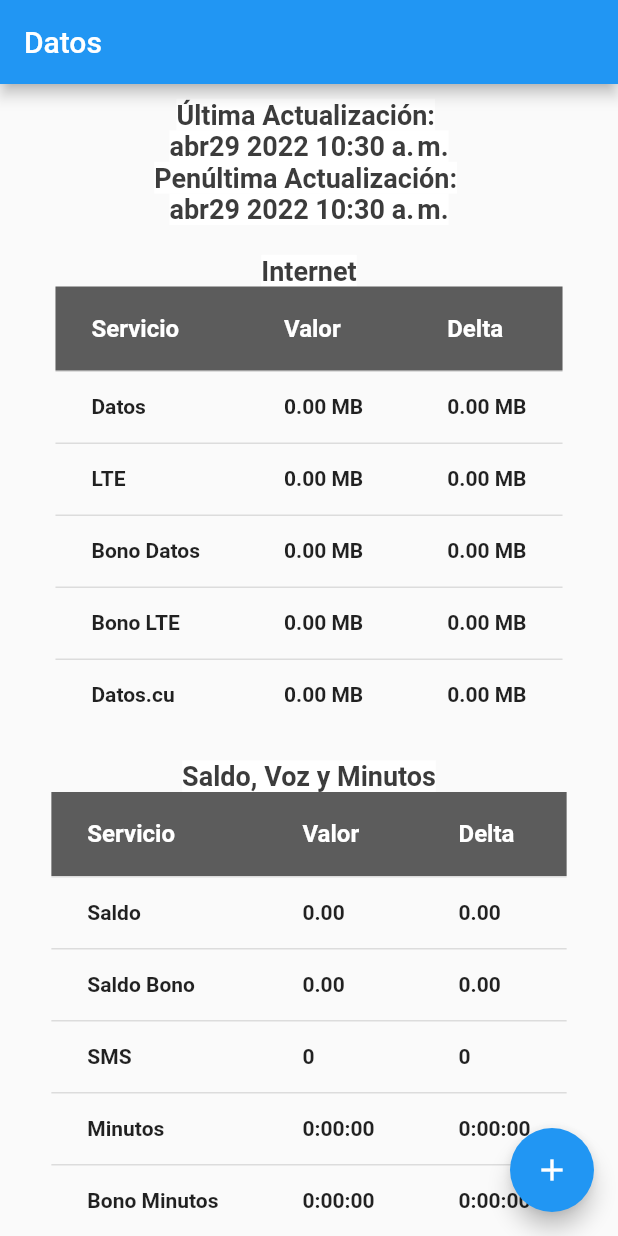
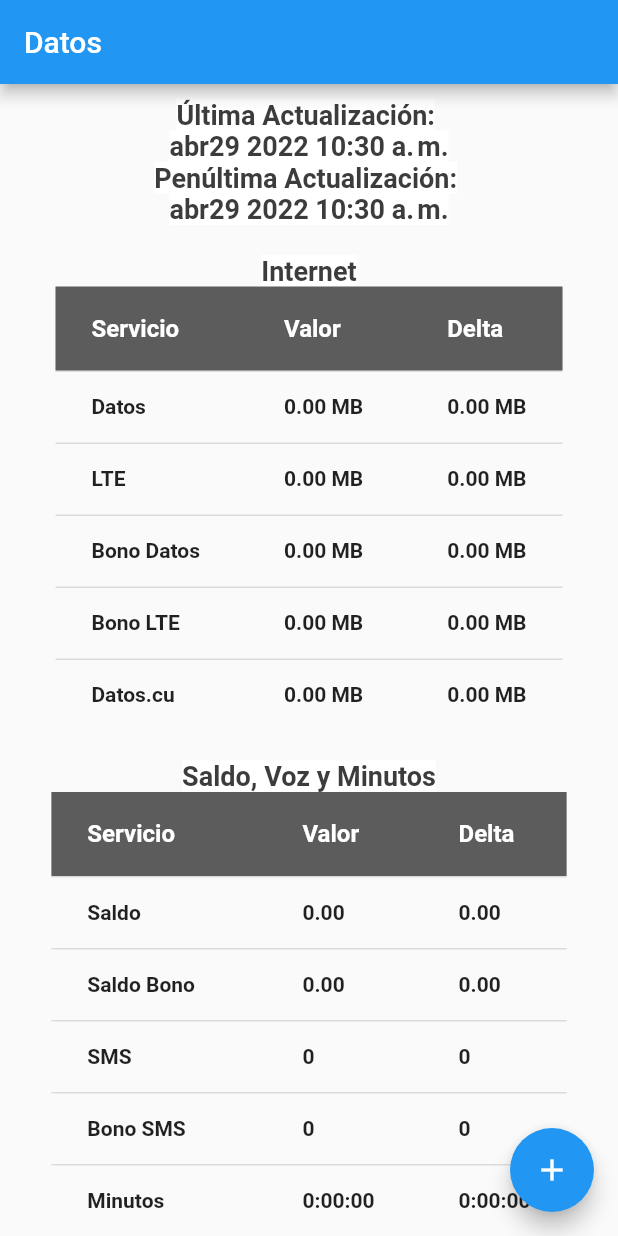
Before and after one commit to fsadannn/cubacel-data, a Flutter app: the screen it shows after launch, on a phone screen of 412 x 824 dp. Run offline on Flutter 3.47's test engine with Material 2 defaults, Android fonts, the phone set to English and light mode, and no system bars; our stand-ins replace flutter_riverpod, permission_handler, sembast; missing offline and left inert: sim_data, ussd_service.

Commit message:
update models to add new properties

```diff
--- a/lib/main.dart
+++ b/lib/main.dart
@@ -66,12 +66,10 @@ Future<String> makeUSSDRequest(String code, int? subscriptionId) async {
 
 Future<Cubacel> getCubacelData() async {
   int subscription;
-  if(!(await Permission.phone.status).isGranted) {
-    if (!(await Permission.phone
-        .request()
-        .isGranted)) {
+  if (!(await Permission.phone.status).isGranted) {
+    if (!(await Permission.phone.request().isGranted)) {
       print('Permision denied');
-      throw("Permision denied");
+      throw ("Permision denied");
     }
   }
 // Either the permission was already granted before or the user just granted it.
@@ -245,8 +243,7 @@ class MyHomePage extends ConsumerWidget {
           direction: Axis.horizontal,
           children: [
             Expanded(
-                child:
-                    Center(child: Text('Internet', style: headTextStyle)))
+                child: Center(child: Text('Internet', style: headTextStyle)))
           ],
         ),
         Flex(
@@ -374,6 +371,13 @@ class MyHomePage extends ConsumerWidget {
                           style: textTableStyle)),
                     ]),
                     DataRow(cells: [
+                      DataCell(Text('Bono SMS', style: textTableStyle)),
+                      DataCell(Text(currentData.others.sms_bonus.toString(),
+                          style: textTableStyle)),
+                      DataCell(Text(delta.others.sms_bonus.toString(),
+                          style: textTableStyle)),
+                    ]),
+                    DataRow(cells: [
                       DataCell(Text('Minutos', style: textTableStyle)),
                       DataCell(Text(
                           minutesToString(currentData.others.minutes!),
@@ -402,7 +406,7 @@ class MyHomePage extends ConsumerWidget {
     Cubacel cData;
     try {
       cData = await getCubacelData();
-    } catch(e) {
+    } catch (e) {
       print(e);
       return;
     }
--- a/lib/model.dart
+++ b/lib/model.dart
@@ -33,7 +33,7 @@ String minutesToString(num minutes) {
     hour = 0;
   }
   num seconds = ((pminutes - pminutes.floor()) * 60).round();
-  return '${minutes < 0 ? '-' : ''}${hour.toInt()}:${pminutes.floor()%60 < 10 ? '0' : ''}${pminutes.floor()%60}:${seconds < 10 ? '0' : ''}${seconds}';
+  return '${minutes < 0 ? '-' : ''}${hour.toInt()}:${pminutes.floor() % 60 < 10 ? '0' : ''}${pminutes.floor() % 60}:${seconds < 10 ? '0' : ''}${seconds}';
 }
 
 num getMinutes(List<String> minstr) {
@@ -65,6 +65,7 @@ num toMB(num value, String unit) {
 
 List<ParsedValue> getData(String value) {
   // TODO: parse credit bonus
+  print(value);
 
   if (value.startsWith('Saldo:')) {
     List<String> value_unit = value.split(':')[1].trim().split(' ');
@@ -92,7 +93,7 @@ List<ParsedValue> getData(String value) {
       } else {
         val = [val[0], '0'];
       }
-      value_unit = [value_unit[0],value_unit[0]];
+      value_unit = [value_unit[0], value_unit[0]];
     }
 
     return [
@@ -125,12 +126,23 @@ List<ParsedValue> getData(String value) {
 
   if (value.startsWith('SMS:')) {
     String value_unit = "SMS";
+    List<String> dat = value.split(':');
+    List<String> dat2 = value.split(':')[1].trim().split(' ');
+    num sms = 0;
+    String fieldName = 'sms';
+
+    if (dat2.length < 3) {
+      sms = num.parse(dat[1].trim());
+    } else {
+      sms = num.parse(dat2[0].trim());
+      fieldName = 'sms_bonus';
+    }
 
     return [
       ParsedValue(
           unit: value_unit,
-          fieldName: 'sms',
-          value: num.parse(value.split(':')[1].trim()),
+          fieldName: fieldName,
+          value: sms,
           type: DataType.other)
     ];
   }
@@ -181,6 +193,9 @@ List<ParsedValue> getData(String value) {
 }
 
 Cubacel fromUssd(String consult1, String consult2) {
+  print(consult1);
+  print(consult2);
+
   List<String> data = consult1.split('. ');
 
   List<String> data2 = consult2.split(':');
@@ -220,6 +235,8 @@ Cubacel fromUssd(String consult1, String consult2) {
     }
   }
 
+  print(otherFields);
+
   Cubacel cubacel = Cubacel.fromJson({
     'internet': internetFields,
     'credit': creditFields,
--- a/lib/models/other.dart
+++ b/lib/models/other.dart
@@ -7,13 +7,14 @@ class Others {
   @JsonKey(defaultValue: 0)
   final num? sms;
   @JsonKey(defaultValue: 0)
+  final num? sms_bonus;
+  @JsonKey(defaultValue: 0)
   final num? minutes;
   @JsonKey(defaultValue: 0)
   final num? minutes_bonus;
 
-  const Others({this.sms, this.minutes,this.minutes_bonus});
+  const Others({this.sms, this.sms_bonus, this.minutes, this.minutes_bonus});
 
-  factory Others.fromJson(Map<String, dynamic> json) =>
-      _$OthersFromJson(json);
+  factory Others.fromJson(Map<String, dynamic> json) => _$OthersFromJson(json);
   Map<String, dynamic> toJson() => _$OthersToJson(this);
 }
--- a/pubspec.yaml
+++ b/pubspec.yaml
@@ -15,7 +15,7 @@ publish_to: 'none' # Remove this line if you wish to publish to pub.dev
 # In iOS, build-name is used as CFBundleShortVersionString while build-number used as CFBundleVersion.
 # Read more about iOS versioning at
 # https://developer.apple.com/library/archive/documentation/General/Reference/InfoPlistKeyReference/Articles/CoreFoundationKeys.html
-version: 1.1.0+1
+version: 1.2.8
 
 environment:
   sdk: ">=2.12.0 <3.0.0"
@@ -44,6 +44,9 @@ dev_dependencies:
   flutter_test:
     sdk: flutter
   json_serializable: ^6.0.1
+
+dependency_overrides:
+  platform: ^3.1.0
 
 # For information on the generic Dart part of this file, see the
 # following page: https://dart.dev/tools/pub/pubspec
```
Also changed, not shown: lib/models/other.g.dart, pubspec.lock, 2 other files.
